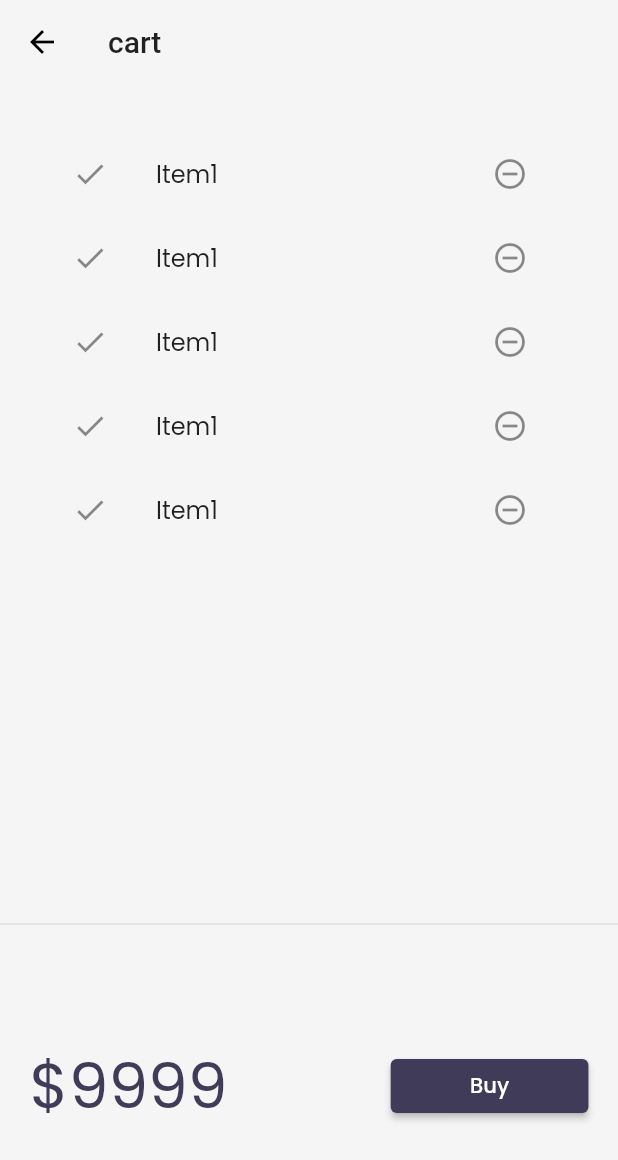
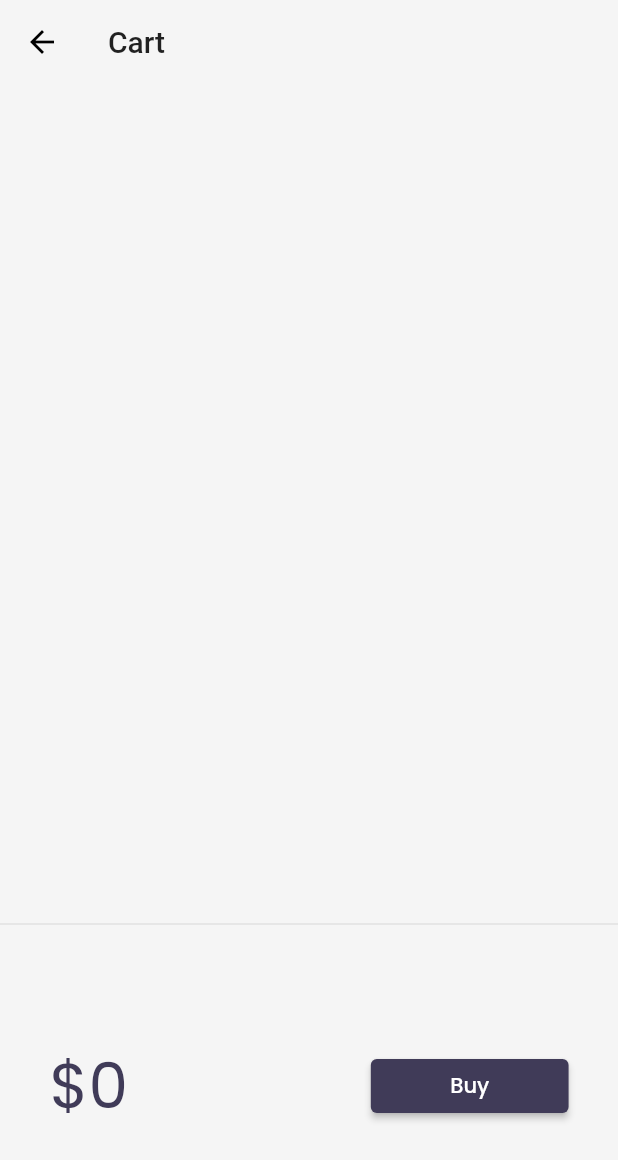
Before and after one commit to praju260100/30_days_of_flutter, a Flutter app: the screen it shows after launch, after a tap on an icon or button, on a phone screen of 412 x 824 dp. Shown: the top 1160 px of the screen. Run offline on Flutter 3.47's test engine with Material 2 defaults, Android fonts, the phone set to English and light mode, and no system bars; our stand-ins replace google_fonts, velocity_x; network calls fail.

Commit message:
day24completed

```diff
--- a/lib/main.dart
+++ b/lib/main.dart
@@ -25,7 +25,7 @@ class MyApp extends StatelessWidget {
         "/": (context) => LoginPage(),
         MyRoutes.homeRoute: (context) => HomePage(),
         MyRoutes.loginRoute: ((context) => LoginPage()),
-        MyRoutes.cartRoute: ((context) => cartpage()),
+        MyRoutes.cartRoute: ((context) => CartPage()),
       },
     );
     // home: const homepage());
--- a/lib/models/cart.dart
+++ b/lib/models/cart.dart
@@ -1,36 +1,42 @@
 import 'package:flutter_catalog/models/catalog.dart';
 
 class CartModel {
-  // catalog field
-  //CatalogModel _catalog;
+  static final cartModel = CartModel._internal();
+  CartModel._internal();
 
-  // Collection of IDs - store Ids of each item
+  factory CartModel() => cartModel;
+
+  CatalogModel _catalog;
+
   final List<int> _itemIds = [];
 
-  // Get Catalog
-  CatalogModel get catalog => catalog;
+  CatalogModel get catalog => _catalog;
 
   set catalog(CatalogModel newCatalog) {
     assert(newCatalog != null);
-    catalog = newCatalog;
+    _catalog = newCatalog;
   }
 
-  // Get items in the cart
-  List<Item> get items => _itemIds.map((id) => catalog.getById(id)).toList();
+  List<Item> get items => _itemIds.map((id) => _catalog.getById(id)).toList();
 
-  // Get total price
   num get totalPrice =>
       items.fold(0, (total, current) => total + current.price);
-
-  // Add Item
 
   void add(Item item) {
     _itemIds.add(item.id);
   }
 
-  // Remove Item
-
   void remove(Item item) {
     _itemIds.remove(item.id);
   }
+
+  @override
+  bool operator ==(Object other) {
+    if (identical(this, other)) return true;
+
+    return other is CartModel && other._catalog == _catalog;
+  }
+
+  @override
+  int get hashCode => _catalog.hashCode;
 }
--- a/lib/pages/cart_page.dart
+++ b/lib/pages/cart_page.dart
@@ -1,70 +1,77 @@
-import 'package:flutter/cupertino.dart';
 import 'package:flutter/material.dart';
-import 'package:flutter_catalog/widget/themes.dart';
+import 'package:flutter_catalog/models/cart.dart';
 import 'package:velocity_x/velocity_x.dart';
 
-class cartpage extends StatelessWidget {
-  const cartpage({super.key});
-
+class CartPage extends StatelessWidget {
   @override
   Widget build(BuildContext context) {
     return Scaffold(
-        backgroundColor: MyTheme.creamColor,
-        appBar: AppBar(
-            backgroundColor: Colors.transparent, title: "cart".text.make()),
-        body: Column(
-          children: [cartlist().p32().expand(), Divider(), cardtotal()],
-        ));
-  }
-}
-
-class cardtotal extends StatelessWidget {
-  const cardtotal({super.key});
-
-  @override
-  Widget build(BuildContext context) {
-    return SizedBox(
-      height: 200,
-      child: Row(
-        mainAxisAlignment: MainAxisAlignment.spaceAround,
+      backgroundColor: context.canvasColor,
+      appBar: AppBar(
+        backgroundColor: Colors.transparent,
+        title: "Cart".text.make(),
+      ),
+      body: Column(
         children: [
-          "\$9999".text.xl5.color(context.theme.accentColor).make(),
-          30.widthBox,
-          ElevatedButton(
-                  onPressed: () {
-                    ScaffoldMessenger.of(context).showSnackBar(SnackBar(
-                        content: "Buying not supported yet".text.make()));
-                  },
-                  style: ButtonStyle(
-                      backgroundColor:
-                          MaterialStateProperty.all(context.theme.buttonColor)),
-                  child: "Buy".text.white.make())
-              .w32(context),
+          _CartList().p32().expand(),
+          Divider(),
+          _CartTotal(),
         ],
       ),
     );
   }
 }
 
-class cartlist extends StatefulWidget {
-  const cartlist({super.key});
-
+class _CartTotal extends StatelessWidget {
   @override
-  State<cartlist> createState() => _cartlistState();
+  Widget build(BuildContext context) {
+    final _cart = CartModel();
+    return SizedBox(
+      height: 200,
+      child: Row(
+        mainAxisAlignment: MainAxisAlignment.spaceAround,
+        children: [
+          "\$${_cart.totalPrice}"
+              .text
+              .xl5
+              .color(context.theme.accentColor)
+              .make(),
+          30.widthBox,
+          ElevatedButton(
+            onPressed: () {
+              ScaffoldMessenger.of(context).showSnackBar(SnackBar(
+                content: "Buying not supported yet.".text.make(),
+              ));
+            },
+            style: ButtonStyle(
+                backgroundColor:
+                    MaterialStateProperty.all(context.theme.buttonColor)),
+            child: "Buy".text.white.make(),
+          ).w32(context)
+        ],
+      ),
+    );
+  }
 }
 
-class _cartlistState extends State<cartlist> {
+class _CartList extends StatefulWidget {
+  @override
+  __CartListState createState() => __CartListState();
+}
+
+class __CartListState extends State<_CartList> {
+  final _cart = CartModel();
   @override
   Widget build(BuildContext context) {
     return ListView.builder(
-      itemCount: 5,
+      itemCount: _cart.items.length,
       itemBuilder: (context, index) => ListTile(
         leading: Icon(Icons.done),
         trailing: IconButton(
           icon: Icon(Icons.remove_circle_outline),
           onPressed: () {},
         ),
-        title: "Item1".text.make(),
+        title: _cart.items[index].name.text.make(),
       ),
     );
   }
--- a/lib/widget/Home_widgets/catalog_list.dart
+++ b/lib/widget/Home_widgets/catalog_list.dart
@@ -1,9 +1,11 @@
 import 'package:flutter/material.dart';
+import 'package:velocity_x/velocity_x.dart';
+
+import 'package:flutter_catalog/models/cart.dart';
 import 'package:flutter_catalog/models/catalog.dart';
 import 'package:flutter_catalog/pages/home_detail_page.dart';
 import 'package:flutter_catalog/widget/Home_widgets/catalog_image.dart';
 import 'package:flutter_catalog/widget/themes.dart';
-import 'package:velocity_x/velocity_x.dart';
 
 class CatalogList extends StatelessWidget {
   @override
@@ -56,17 +58,7 @@ class CatalogItem extends StatelessWidget {
                 buttonPadding: EdgeInsets.zero,
                 children: [
                   "\$${catalog.price}".text.bold.xl.make(),
-                  ElevatedButton(
-                    onPressed: () {},
-                    style: ButtonStyle(
-                        backgroundColor: MaterialStateProperty.all(
-                          MyTheme.darkBluishColor,
-                        ),
-                        shape: MaterialStateProperty.all(
-                          StadiumBorder(),
-                        )),
-                    child: "Add To cart".text.make(),
-                  )
+                  addtocart(catalog: catalog)
                 ],
               ).pOnly(right: 8.0)
             ],
@@ -76,3 +68,39 @@ class CatalogItem extends StatelessWidget {
     ).white.rounded.square(150).make().py16();
   }
 }
+
+class addtocart extends StatefulWidget {
+  final Item catalog;
+  const addtocart({
+    Key? key,
+    required this.catalog,
+  }) : super(key: key);
+
+  @override
+  State<addtocart> createState() => _addtocartState();
+}
+
+class _addtocartState extends State<addtocart> {
+  bool isadded = false;
+  @override
+  Widget build(BuildContext context) {
+    return ElevatedButton(
+      onPressed: () {
+        isadded = isadded.toggle();
+        final _catalog = CatalogModel();
+        final _cart = CartModel();
+        _cart.catalog = _catalog;
+        _cart.add(widget.catalog);
+        setState(() {});
+      },
+      style: ButtonStyle(
+          backgroundColor: MaterialStateProperty.all(
+            MyTheme.darkBluishColor,
+          ),
+          shape: MaterialStateProperty.all(
+            StadiumBorder(),
+          )),
+      child: isadded ? Icon(Icons.done) : "Add To cart".text.make(),
+    );
+  }
+}
```
Also changed, not shown: lib/models/catalog.dart (+3 -15 lines).
